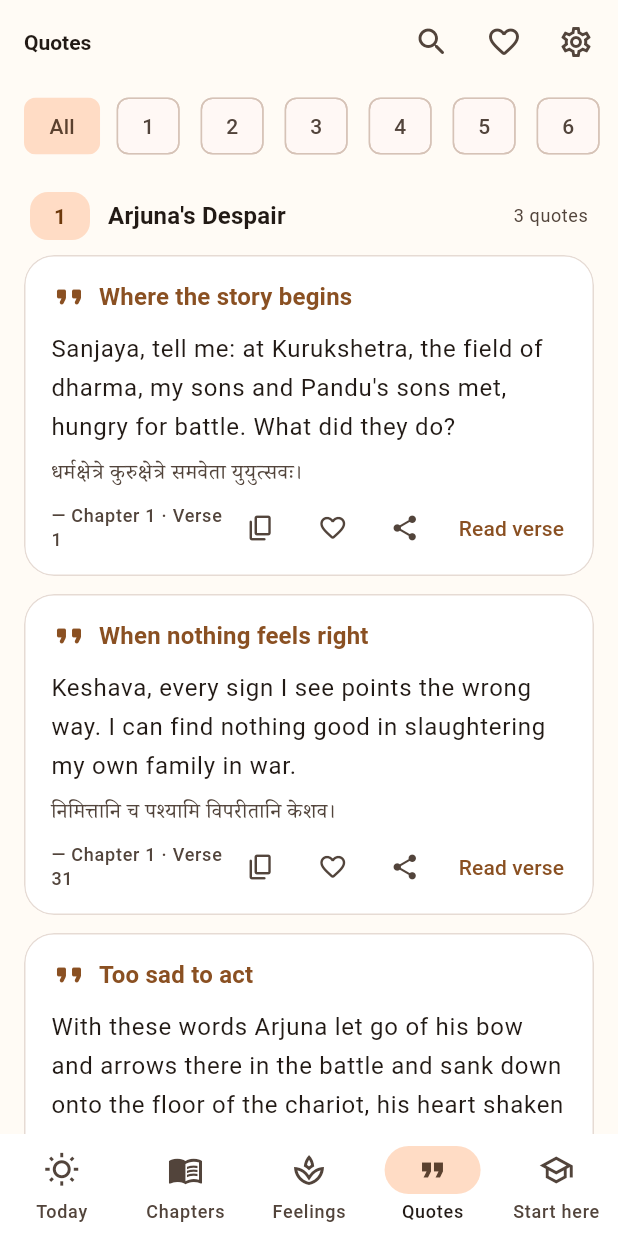
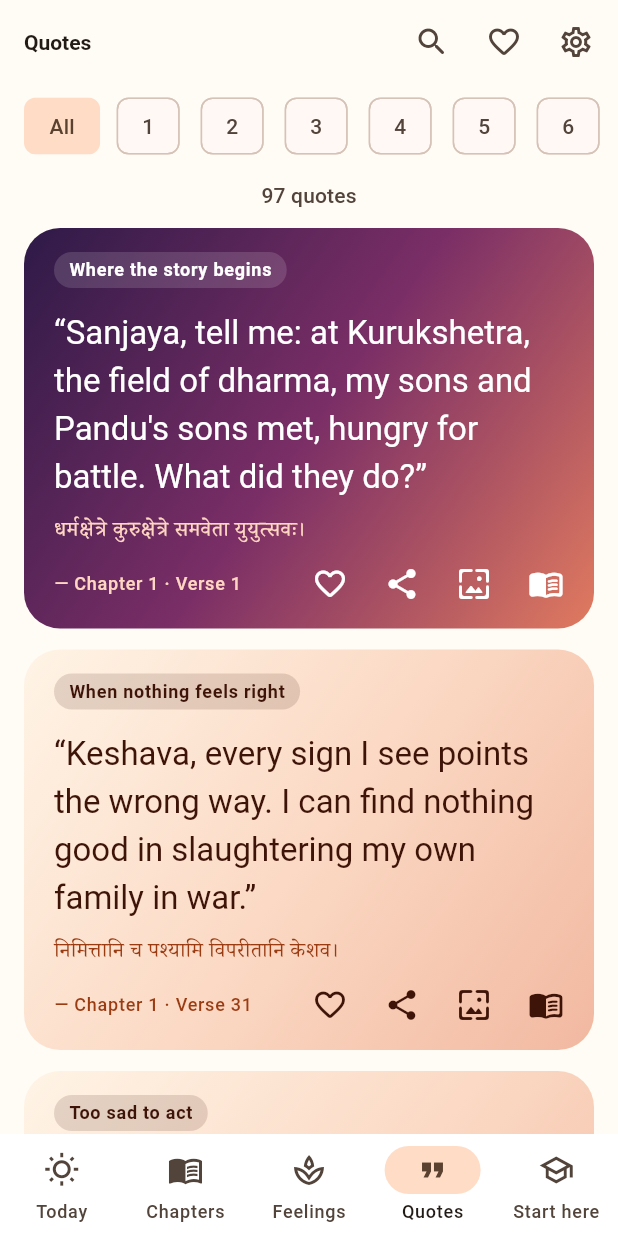
Before and after one commit to khiruashish/bhagavad-gita-app, a Flutter app: the screen it shows after launch, item 4 of the bottom bar chosen, on a phone screen of 412 x 824 dp. Run offline on Flutter 3.47's test engine with Material 3 defaults, Android fonts, the phone set to English and light mode, and no system bars; our stand-ins replace flutter_tts, share_plus, shared_preferences.

Commit message:
Redesign the Quotes tab and add set-as-wallpaper
- Quotes tab lists every quote in the app in one feed (97: well-known
  verses and Feelings quotes, one per verse, in reading order) with
  chapter chips; large gradient cards with topic label, quote (short
  line where written), Sanskrit line, save, share, wallpaper and read
- Set as wallpaper: preview at the phone's own screen shape, 4 colour
  styles, Hindi or English; the quote sits in the middle band, clear of
  the clock and app icons, and the picture is made at the screen's
  exact pixel size
- Android sets it on Home, Lock or both via WallpaperManager
  (SET_WALLPAPER, install-time); iPhone saves or shares the image, since
  apps cannot set wallpapers there
- GitaContent.allQuotes merges the quote lists; tests for the feed, the
  merge and the wallpaper size (43 app tests); docs and privacy policy

Co-Authored-By: Claude Opus 5.5 <noreply@anthropic.com>
Claude-Session: https://claude.ai/code/session_019tfTGRj34jY2vLNpiyHuVr

```diff
--- a/lib/src/content/models.dart
+++ b/lib/src/content/models.dart
@@ -201,6 +201,28 @@ class Reflection {
   final String hindi;
 }
 
+/// One entry in the Quotes tab: a verse with the best line to show for it.
+class QuoteEntry {
+  const QuoteEntry({
+    required this.verse,
+    required this.english,
+    required this.hindi,
+    required this.labelEnglish,
+    required this.labelHindi,
+  });
+
+  final Verse verse;
+
+  /// A short quote line when one was written for the verse, otherwise its
+  /// full translation.
+  final String english;
+  final String hindi;
+
+  /// The quote's topic, or the feeling it was chosen for.
+  final String labelEnglish;
+  final String labelHindi;
+}
+
 /// Everything the app shows, parsed from the bundled `assets/content/gita.json`.
 class GitaContent {
   GitaContent({
@@ -234,6 +256,33 @@ class GitaContent {
 
   /// The Feelings tab: emotions with their best quotes.
   final List<Emotion> emotions;
+
+  /// Every quote in the app (well-known verses and the Feelings quotes), one
+  /// per verse, in reading order. Where a verse has a short quote line it is
+  /// used; the label is the verse's topic, or else the feeling.
+  late final List<QuoteEntry> allQuotes = () {
+    final lines = <String, EmotionQuote>{};
+    final feelings = <String, Emotion>{};
+    for (final e in emotions) {
+      for (final q in e.quotes) {
+        lines.putIfAbsent(q.verse.id, () => q);
+        feelings.putIfAbsent(q.verse.id, () => e);
+      }
+    }
+    final topics = {for (final q in quotes) q.verse.id: q};
+    return [
+      for (final v in verses)
+        if (lines[v.id] != null || topics[v.id] != null)
+          QuoteEntry(
+            verse: v,
+            english: lines[v.id]?.english ?? v.english!,
+            hindi: lines[v.id]?.hindi ?? v.hindi!,
+            labelEnglish:
+                topics[v.id]?.topicEnglish ?? feelings[v.id]!.titleEnglish,
+            labelHindi: topics[v.id]?.topicHindi ?? feelings[v.id]!.titleHindi,
+          ),
+    ];
+  }();
 
   /// Reflection questions by chapter number.
   final Map<int, List<Reflection>> reflections;
--- a/lib/src/l10n/strings.dart
+++ b/lib/src/l10n/strings.dart
@@ -144,6 +144,22 @@ class Strings {
       _t('Sanskrit + meaning', 'संस्कृत + अर्थ');
   String get audioSanskritOnly => _t('Sanskrit', 'संस्कृत');
   String get audioMeaningOnly => _t('Meaning', 'अर्थ');
+  String get setAsWallpaper => _t('Set as wallpaper', 'वॉलपेपर लगाएँ');
+  String get homeScreen => _t('Home screen', 'होम स्क्रीन');
+  String get lockScreen => _t('Lock screen', 'लॉक स्क्रीन');
+  String get bothScreens => _t('Both', 'दोनों');
+  String get wallpaperSet => _t('Wallpaper set', 'वॉलपेपर लग गया');
+  String get wallpaperFailed => _t(
+    'Could not set the wallpaper. Please try again.',
+    'वॉलपेपर नहीं लग सका। फिर कोशिश करें।',
+  );
+  String get saveImage =>
+      _t('Save or share image', 'चित्र सहेजें या शेयर करें');
+  String get iphoneWallpaperHint => _t(
+    'Choose "Save Image", then in Photos tap Share → Use as Wallpaper.',
+    '"Save Image" चुनें, फिर Photos में Share → Use as Wallpaper दबाएँ।',
+  );
+  String get style => _t('Style', 'रंग');
   String get learn => _t('Start here', 'शुरुआत');
   String get settings => _t('Settings', 'सेटिंग्स');
   String day(int n) => _t('Day $n', 'दिन $n');
--- a/lib/src/ui/quotes_screen.dart
+++ b/lib/src/ui/quotes_screen.dart
@@ -3,11 +3,14 @@ import 'package:flutter/material.dart';
 import '../app_scope.dart';
 import '../content/models.dart';
 import '../settings/settings_controller.dart';
+import 'share/share_sheet.dart';
+import 'share/wallpaper_sheet.dart';
+import 'verse_reader_screen.dart';
 import 'widgets/actions.dart';
 import 'widgets/layout.dart';
-import 'widgets/verse_card.dart';
 
-/// Well-known verses, grouped by chapter, with a chapter filter.
+/// Every quote in the app in one feed, filterable by chapter. Each can be
+/// saved, shared as a picture or set as the phone's wallpaper.
 class QuotesScreen extends StatefulWidget {
   const QuotesScreen({super.key});
 
@@ -22,27 +25,17 @@ class _QuotesScreenState extends State<QuotesScreen> {
   @override
   Widget build(BuildContext context) {
     final s = AppScope.stringsOf(context);
+    final all = AppScope.contentOf(context).allQuotes;
+    final shown = [
+      for (final q in all)
+        if (_chapter == null || q.verse.chapter == _chapter) q,
+    ];
+    final chapters = {for (final q in all) q.verse.chapter};
+    final theme = Theme.of(context);
+
     return Scaffold(
       appBar: AppBar(title: Text(s.quotes), actions: mainActions(context)),
-      body: _byChapter(context),
-    );
-  }
-
-  Widget _byChapter(BuildContext context) {
-    final s = AppScope.stringsOf(context);
-    final hindiUi = AppScope.settingsOf(context).language == AppLanguage.hindi;
-    final content = AppScope.contentOf(context);
-    final theme = Theme.of(context);
-
-    final groups = <int, List<Quote>>{};
-    for (final q in content.quotes) {
-      if (_chapter == null || q.verse.chapter == _chapter) {
-        groups.putIfAbsent(q.verse.chapter, () => []).add(q);
-      }
-    }
-    final available = {for (final q in content.quotes) q.verse.chapter};
-
-    return Column(
+      body: Column(
         children: [
           SizedBox(
             height: 60,
@@ -50,7 +43,7 @@ class _QuotesScreenState extends State<QuotesScreen> {
               scrollDirection: Axis.horizontal,
               padding: const EdgeInsets.fromLTRB(16, 4, 16, 8),
               children: [
-              for (final c in [null, ...available])
+                for (final c in [null, ...chapters])
                   Padding(
                     padding: const EdgeInsets.only(right: 8),
                     child: ChoiceChip(
@@ -64,51 +57,171 @@ class _QuotesScreenState extends State<QuotesScreen> {
             ),
           ),
           Expanded(
-          child: ListView(
+            child: ListView.builder(
               padding: const EdgeInsets.fromLTRB(16, 0, 16, 24),
+              itemCount: shown.length + 1,
+              itemBuilder: (context, i) {
+                if (i == 0) {
+                  return ReadableWidth(
+                    child: Padding(
+                      padding: const EdgeInsets.fromLTRB(4, 4, 4, 12),
+                      child: Text(
+                        _chapter == null
+                            ? s.quoteCount(shown.length)
+                            : '${s.chapterN(_chapter!)} · ${s.quoteCount(shown.length)}',
+                        style: theme.textTheme.labelLarge?.copyWith(
+                          color: theme.colorScheme.onSurfaceVariant,
+                        ),
+                      ),
+                    ),
+                  );
+                }
+                final entry = shown[i - 1];
+                return ReadableWidth(
+                  child: QuoteFeedCard(
+                    entry: entry,
+                    // A gentle rotation of colours down the feed.
+                    style: WallpaperStyle
+                        .all[entry.verse.number % WallpaperStyle.all.length],
+                  ),
+                );
+              },
+            ),
+          ),
+        ],
+      ),
+    );
+  }
+}
+
+/// A large quote card in the feed.
+class QuoteFeedCard extends StatelessWidget {
+  const QuoteFeedCard({super.key, required this.entry, required this.style});
+
+  final QuoteEntry entry;
+  final WallpaperStyle style;
+
+  @override
+  Widget build(BuildContext context) {
+    final s = AppScope.stringsOf(context);
+    final hindiUi = AppScope.settingsOf(context).language == AppLanguage.hindi;
+    final theme = Theme.of(context);
+    final verse = entry.verse;
+    final text = hindiUi ? entry.hindi : entry.english;
+    final saved = AppScope.settingsOf(context).isBookmarked(verse.id);
+
+    Widget action(IconData icon, String label, VoidCallback onPressed) =>
+        IconButton(
+          tooltip: label,
+          icon: Icon(icon, color: style.ink),
+          onPressed: onPressed,
+        );
+
+    return Padding(
+      padding: const EdgeInsets.only(bottom: 14),
+      child: DecoratedBox(
+        decoration: BoxDecoration(
+          borderRadius: BorderRadius.circular(24),
+          gradient: LinearGradient(
+            begin: Alignment.topLeft,
+            end: Alignment.bottomRight,
+            colors: style.colors,
+          ),
+        ),
+        child: Padding(
+          padding: const EdgeInsets.fromLTRB(20, 16, 8, 6),
+          child: Column(
+            crossAxisAlignment: CrossAxisAlignment.start,
             children: [
-              for (final MapEntry(key: number, value: quotes) in groups.entries)
-                ReadableWidth(
-                  child: Column(
-                    crossAxisAlignment: CrossAxisAlignment.stretch,
-                    children: [
-                      Padding(
-                        padding: const EdgeInsets.fromLTRB(4, 12, 4, 10),
-                        child: Row(
-                          children: [
-                            NumberBadge('$number'),
-                            const SizedBox(width: 12),
-                            Expanded(
+              Container(
+                padding: const EdgeInsets.symmetric(
+                  horizontal: 10,
+                  vertical: 4,
+                ),
+                decoration: BoxDecoration(
+                  color: style.ink.withValues(alpha: 0.14),
+                  borderRadius: BorderRadius.circular(20),
+                ),
                 child: Text(
-                                hindiUi
-                                    ? content.chapters[number - 1].hindi
-                                    : content.chapters[number - 1].english,
-                                style: theme.textTheme.titleMedium?.copyWith(
+                  hindiUi ? entry.labelHindi : entry.labelEnglish,
+                  style: theme.textTheme.labelMedium?.copyWith(
+                    color: style.ink,
                     fontWeight: FontWeight.w600,
                   ),
                 ),
               ),
-                            Text(
-                              s.quoteCount(quotes.length),
-                              style: theme.textTheme.bodySmall?.copyWith(
-                                color: theme.colorScheme.onSurfaceVariant,
+              const SizedBox(height: 14),
+              Padding(
+                padding: const EdgeInsets.only(right: 12),
+                child: Text(
+                  '“$text”',
+                  style:
+                      (text.length > 160
+                              ? theme.textTheme.titleMedium
+                              : theme.textTheme.titleLarge)
+                          ?.copyWith(color: style.ink, height: 1.45),
+                ),
+              ),
+              const SizedBox(height: 10),
+              Padding(
+                padding: const EdgeInsets.only(right: 12),
+                child: Text(
+                  verse.sanskrit.split('\n').first,
+                  style: sanskritStyle(theme.textTheme.bodyMedium)
+                      ?.copyWith(color: style.accent, height: 1.5),
+                ),
+              ),
+              Row(
+                children: [
+                  Expanded(
+                    child: Text(
+                      '— ${s.verseOf(verse.chapter, verse.number)}',
+                      style: theme.textTheme.labelMedium?.copyWith(
+                        color: style.accent,
+                      ),
+                    ),
+                  ),
+                  action(
+                    saved
+                        ? Icons.favorite_rounded
+                        : Icons.favorite_border_rounded,
+                    saved ? s.unsave : s.save,
+                    () => AppScope.settingsOf(context).toggleBookmark(verse.id),
+                  ),
+                  action(
+                    Icons.share_rounded,
+                    s.share,
+                    () => showShareSheet(
+                      context,
+                      verse,
+                      quote: EmotionQuote(
+                        verse: verse,
+                        english: entry.english,
+                        hindi: entry.hindi,
+                      ),
+                    ),
+                  ),
+                  action(
+                    Icons.wallpaper_rounded,
+                    s.setAsWallpaper,
+                    () => showWallpaperSheet(context, entry),
+                  ),
+                  action(
+                    Icons.menu_book_rounded,
+                    s.openVerse,
+                    () => Navigator.of(context).push(
+                      MaterialPageRoute(
+                        builder: (_) =>
+                            VerseReaderScreen(initialVerseId: verse.id),
+                      ),
                     ),
                   ),
                 ],
               ),
-                      ),
-                      for (final q in quotes)
-                        VerseCard(
-                          verse: q.verse,
-                          topic: hindiUi ? q.topicHindi : q.topicEnglish,
-                        ),
             ],
           ),
         ),
-            ],
       ),
-        ),
-      ],
     );
   }
 }
```
Also changed, not shown: lib/src/ui/share/wallpaper_sheet.dart (added, +392 -0 lines), 12 other files. Lines whose indentation alone changed are shown as unchanged.
